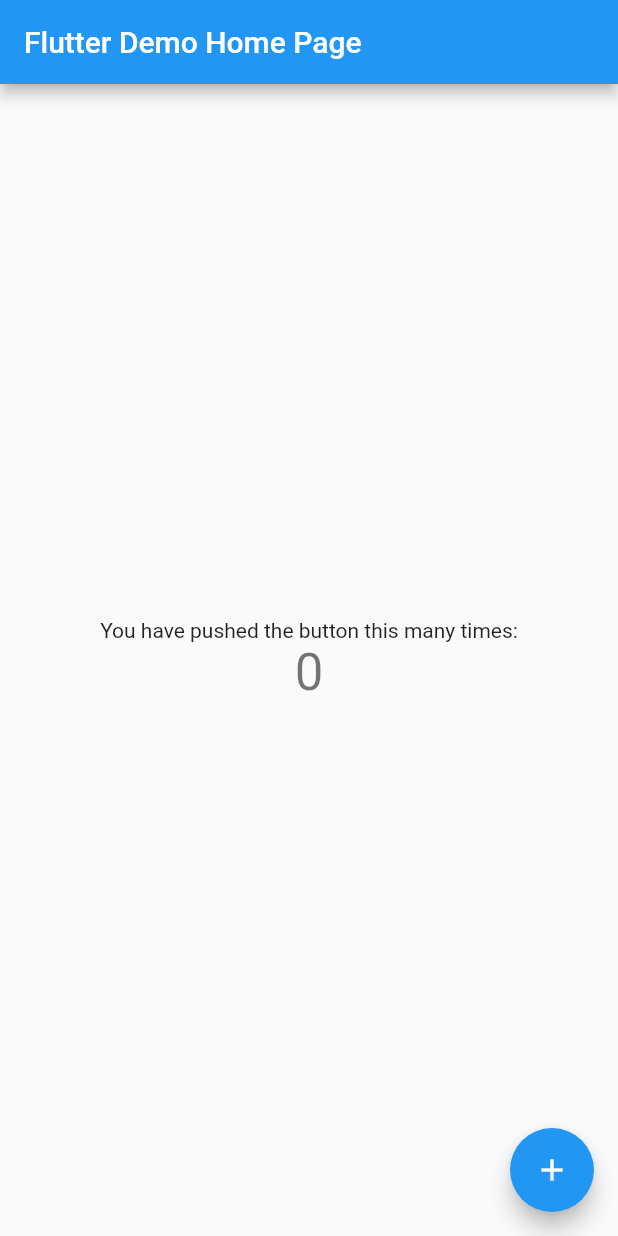
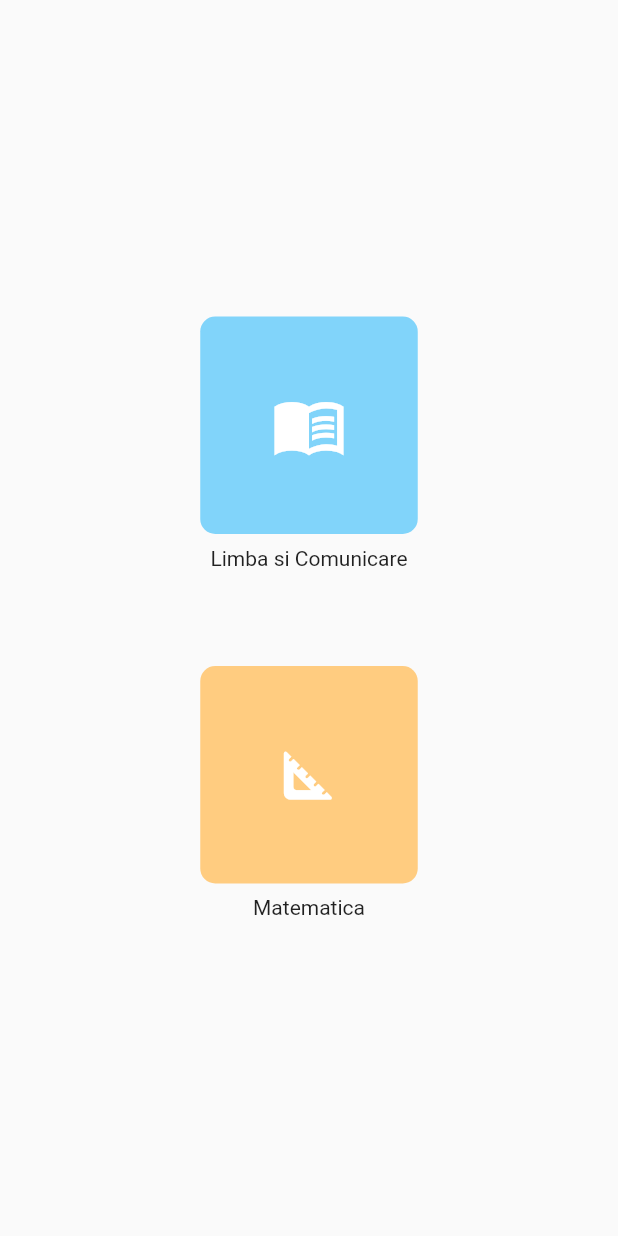
Before and after one commit to wowvain-dev/lima_app, a Flutter app: the screen it shows after launch, on a phone screen of 412 x 824 dp. Run offline on Flutter 3.47's test engine with Material 2 defaults, Android fonts, the phone set to English and light mode, and no system bars; our stand-ins replace auto_route, get_it, stacked.

Commit message:
Scaffolding mostly done. Will now separate my work into different branches.

```diff
--- /dev/null
+++ b/lib/app/locator.dart
@@ -0,0 +1,12 @@
+/// Inversion of Control dependency
+import 'package:get_it/get_it.dart';
+import 'package:scoalafun/services/layout_manager.dart';
+
+final l = GetIt.instance;
+
+/// Setting up the objects accessible from
+/// anywhere in the app using IoC.
+void setup() {
+  LayoutManager layoutManager = LayoutManager();
+  l.registerSingleton<LayoutManager>(layoutManager);
+}
--- a/lib/main.dart
+++ b/lib/main.dart
@@ -1,115 +1,37 @@
+/// Flutter
 import 'package:flutter/material.dart';
+import 'package:scoalafun/app/locator.dart';
+import 'package:scoalafun/app/router.gr.dart';
+import 'package:scoalafun/services/layout_manager.dart';
+
+/// Router
+import 'app/router.dart';
 
 void main() {
-  runApp(const MyApp());
+  setup();
+  runApp(MyApp());
 }
 
 class MyApp extends StatelessWidget {
-  const MyApp({super.key});
+  MyApp({super.key});
 
-  // This widget is the root of your application.
-  @override
-  Widget build(BuildContext context) {
-    return MaterialApp(
-      title: 'Flutter Demo',
-      theme: ThemeData(
-        // This is the theme of your application.
-        //
-        // Try running your application with "flutter run". You'll see the
-        // application has a blue toolbar. Then, without quitting the app, try
-        // changing the primarySwatch below to Colors.green and then invoke
-        // "hot reload" (press "r" in the console where you ran "flutter run",
-        // or simply save your changes to "hot reload" in a Flutter IDE).
-        // Notice that the counter didn't reset back to zero; the application
-        // is not restarted.
-        primarySwatch: Colors.blue,
-      ),
-      home: const MyHomePage(title: 'Flutter Demo Home Page'),
-    );
-  }
-}
-
-class MyHomePage extends StatefulWidget {
-  const MyHomePage({super.key, required this.title});
-
-  // This widget is the home page of your application. It is stateful, meaning
-  // that it has a State object (defined below) that contains fields that affect
-  // how it looks.
-
-  // This class is the configuration for the state. It holds the values (in this
-  // case the title) provided by the parent (in this case the App widget) and
-  // used by the build method of the State. Fields in a Widget subclass are
-  // always marked "final".
-
-  final String title;
-
-  @override
-  State<MyHomePage> createState() => _MyHomePageState();
-}
-
-class _MyHomePageState extends State<MyHomePage> {
-  int _counter = 0;
-
-  void _incrementCounter() {
-    setState(() {
-      // This call to setState tells the Flutter framework that something has
-      // changed in this State, which causes it to rerun the build method below
-      // so that the display can reflect the updated values. If we changed
-      // _counter without calling setState(), then the build method would not be
-      // called again, and so nothing would appear to happen.
-      _counter++;
-    });
-  }
+  final _appRouter = AppRouter();
 
   @override
   Widget build(BuildContext context) {
-    // This method is rerun every time setState is called, for instance as done
-    // by the _incrementCounter method above.
-    //
-    // The Flutter framework has been optimized to make rerunning build methods
-    // fast, so that you can just rebuild anything that needs updating rather
-    // than having to individually change instances of widgets.
-    return Scaffold(
-      appBar: AppBar(
-        // Here we take the value from the MyHomePage object that was created by
-        // the App.build method, and use it to set our appbar title.
-        title: Text(widget.title),
-      ),
-      body: Center(
-        // Center is a layout widget. It takes a single child and positions it
-        // in the middle of the parent.
-        child: Column(
-          // Column is also a layout widget. It takes a list of children and
-          // arranges them vertically. By default, it sizes itself to fit its
-          // children horizontally, and tries to be as tall as its parent.
-          //
-          // Invoke "debug painting" (press "p" in the console, choose the
-          // "Toggle Debug Paint" action from the Flutter Inspector in Android
-          // Studio, or the "Toggle Debug Paint" command in Visual Studio Code)
-          // to see the wireframe for each widget.
-          //
-          // Column has various properties to control how it sizes itself and
-          // how it positions its children. Here we use mainAxisAlignment to
-          // center the children vertically; the main axis here is the vertical
-          // axis because Columns are vertical (the cross axis would be
-          // horizontal).
-          mainAxisAlignment: MainAxisAlignment.center,
-          children: <Widget>[
-            const Text(
-              'You have pushed the button this many times:',
-            ),
-            Text(
-              '$_counter',
-              style: Theme.of(context).textTheme.headline4,
-            ),
-          ],
-        ),
-      ),
-      floatingActionButton: FloatingActionButton(
-        onPressed: _incrementCounter,
-        tooltip: 'Increment',
-        child: const Icon(Icons.add),
-      ), // This trailing comma makes auto-formatting nicer for build methods.
-    );
+
+    return MaterialApp.router(
+        title: 'ScoalaFun',
+        theme: ThemeData(
+            primaryColor: Colors.amber.shade300,
+            textTheme: const TextTheme(
+              displayLarge:
+                  TextStyle(fontSize: 72.0, fontWeight: FontWeight.bold),
+              titleLarge: TextStyle(fontSize: 24.0),
+              bodyMedium: TextStyle(fontSize: 14.0),
+            )),
+        routerDelegate: _appRouter.delegate(),
+        routeInformationParser: _appRouter.defaultRouteParser(),
+        );
   }
 }
--- /dev/null
+++ b/lib/services/layout_manager.dart
@@ -0,0 +1,26 @@
+/// Flutter Widgets
+import 'package:flutter/widgets.dart';
+
+enum Layout { vertical, horizontal }
+
+class LayoutManager {
+  Layout _currentLayout = Layout.vertical;
+
+  set layout(Layout newLayout) {
+    _currentLayout = newLayout;
+  }
+
+  Layout get layout {
+    return _currentLayout;
+  }
+
+  void updateLayout(BuildContext context) {
+    var size = MediaQuery.of(context).size;
+
+    if (size.width <= size.height) {
+      layout = Layout.vertical;
+    } else {
+      layout = Layout.horizontal;
+    }
+  }
+}
--- /dev/null
+++ b/lib/views/screens/home/home_view.dart
@@ -0,0 +1,143 @@
+/// Flutter
+import 'package:flutter/material.dart';
+import 'package:scoalafun/app/locator.dart';
+import 'package:scoalafun/services/layout_manager.dart';
+
+/// Architectural Dependencies
+import 'package:stacked/stacked.dart';
+
+/// The viewmodel of this view
+import './home_viewmodel.dart';
+
+class HomeView extends StatelessWidget {
+  HomeView({Key? key}) : super(key: key);
+
+  @override
+  Widget build(BuildContext context) {
+    return ViewModelBuilder.reactive(
+      builder: (context, model, child) {
+        l<LayoutManager>().updateLayout(context);
+        return Scaffold(
+            body: Container(
+                child: l<LayoutManager>().layout == Layout.vertical
+                    ? _VerticalLayout()
+                    : _HorizontalLayout()));
+      },
+      viewModelBuilder: () => HomeViewModel(),
+    );
+  }
+}
+
+class _VerticalLayout extends StatelessWidget {
+  @override
+  Widget build(BuildContext context) {
+    return Center(
+      child: Column(
+          mainAxisAlignment: MainAxisAlignment.center,
+          crossAxisAlignment: CrossAxisAlignment.center,
+          children: <Widget>[
+            Column(
+              mainAxisSize: MainAxisSize.min,
+              children: [
+                Container(
+                  width: 145,
+                  height: 145,
+                  decoration: BoxDecoration(
+                    color: Colors.lightBlue.shade200,
+                    borderRadius: BorderRadius.circular(10),
+                  ),
+                  child: Center(
+                    child: IconButton(
+                        hoverColor: Colors.transparent,
+                        iconSize: 50,
+                        icon: const Icon(Icons.menu_book_sharp,
+                            color: Colors.white),
+                        onPressed: () => {}),
+                  ),
+                ),
+                SizedBox(height: 8),
+                Text('Limba si Comunicare')
+              ],
+            ),
+            const SizedBox(height: 64),
+            Column(mainAxisSize: MainAxisSize.min, children: <Widget>[
+              Container(
+                width: 145,
+                height: 145,
+                decoration: BoxDecoration(
+                  color: Colors.orange.shade200,
+                  borderRadius: BorderRadius.circular(10),
+                ),
+                child: Center(
+                  child: IconButton(
+                      hoverColor: Colors.transparent,
+                      iconSize: 50,
+                      icon: const Icon(Icons.square_foot_rounded,
+                          size: 50, color: Colors.white),
+                      onPressed: () => {}),
+                ),
+              ),
+              SizedBox(height: 8),
+              Text('Matematica')
+            ]),
+          ]),
+    );
+  }
+}
+
+class _HorizontalLayout extends StatelessWidget {
+  @override
+  Widget build(BuildContext context) {
+    return Center(
+      child: Row(
+          mainAxisAlignment: MainAxisAlignment.center,
+          crossAxisAlignment: CrossAxisAlignment.center,
+          children: <Widget>[
+            Column(
+              mainAxisSize: MainAxisSize.min,
+              children: [
+                Container(
+                  width: 145,
+                  height: 145,
+                  decoration: BoxDecoration(
+                    color: Colors.lightBlue.shade200,
+                    borderRadius: BorderRadius.circular(10),
+                  ),
+                  child: Center(
+                    child: IconButton(
+                        hoverColor: Colors.transparent,
+                        iconSize: 50,
+                        icon: const Icon(Icons.menu_book_sharp,
+                            color: Colors.white),
+                        onPressed: () => {}),
+                  ),
+                ),
+                SizedBox(height: 8),
+                Text('Limba si Comunicare')
+              ],
+            ),
+            const SizedBox(width: 128),
+            Column(mainAxisSize: MainAxisSize.min, children: <Widget>[
+              Container(
+                width: 145,
+                height: 145,
+                decoration: BoxDecoration(
+                  color: Colors.orange.shade200,
+                  borderRadius: BorderRadius.circular(10),
+                ),
+                child: Center(
+                  child: IconButton(
+                      hoverColor: Colors.transparent,
+                      iconSize: 50,
+                      icon: const Icon(Icons.square_foot_rounded,
+                          size: 50, color: Colors.white),
+                      onPressed: () => {}),
+                ),
+              ),
+              SizedBox(height: 8),
+              Text('Matematica')
+            ]),
+          ]),
+    );
+  }
+}
```
Also changed, not shown: lib/app/router.dart (added, +15 -0 lines), lib/views/screens/home/home_viewmodel.dart (added, +18 -0 lines), pubspec.yaml (+30 -34 lines), lib/app/router.gr.dart (added), pubspec.lock.
